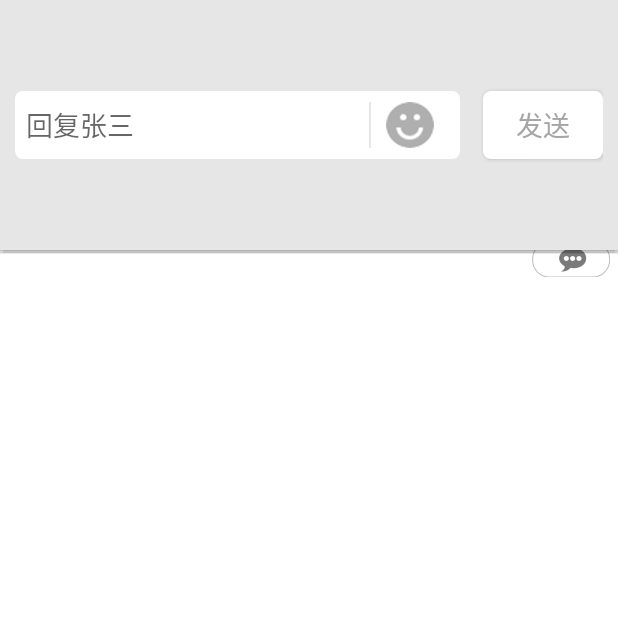
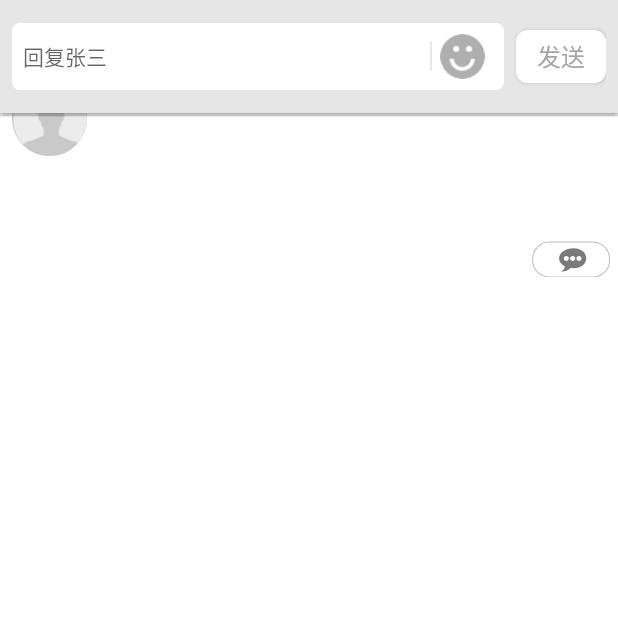
Before and after one commit to TomAndJeremy/GoldMetal, an Android app: the MessageDetailActivity screen opened directly, with no data from a screen before it, after a tap on an icon or button, on a phone screen of 412 x 824 dp, the top half of it. Run offline under Robolectric (Android 15) with nearby library versions, the phone set to English and light mode, and no system bars; our stand-ins replace CircleImageView; libraries missing offline, so code that uses them is left out: com.lidroid.xutils, com.nostra13.universalimageloader; pictures from the network do not load; 6 statements that could not run were skipped.

Commit message:
界面微调

```diff
--- a/app/src/main/java/com/juttec/goldmetal/adapter/PersonDynamicAdapter.java
+++ b/app/src/main/java/com/juttec/goldmetal/adapter/PersonDynamicAdapter.java
@@ -297,7 +297,8 @@ public class PersonDynamicAdapter extends BaseAdapter{
 
         LinearLayout.LayoutParams lp = new LinearLayout.LayoutParams(
                 LinearLayout.LayoutParams.WRAP_CONTENT, LinearLayout.LayoutParams.WRAP_CONTENT);
-        for (int i = 0; i < supportInfoBeans.size(); i++) {
+
+        for (int i = 0; i < (supportInfoBeans.size()>10?10:supportInfoBeans.size()); i++) {
             TextView tv = new TextView(mContext);
             tv.setTextColor(Color.rgb(48, 52, 136));
             tv.setLayoutParams(lp);
@@ -311,7 +312,12 @@ public class PersonDynamicAdapter extends BaseAdapter{
             }
 
             if (i == supportInfoBeans.size() - 1){
-                tv.setText(name);//最后一个不加“、”号
+                if(supportInfoBeans.size()>10){
+                    tv.setText(name+"等"+supportInfoBeans.size()+"人");
+                }else{
+                    tv.setText(name);//最后一个不加“、”号
+                }
+
             } else{
                 tv.setText(name + "、");
             }
@@ -320,7 +326,7 @@ public class PersonDynamicAdapter extends BaseAdapter{
             viewRoot.setVisibility(View.VISIBLE);
 
             //判断是否在个人主页  并且是否点击的本人  若是本人则不跳转
-            if(currentUserId!=null&&id.equals(app.getUserInfoBean().getUserId())){
+            if(currentUserId!=null&&id.equals(currentUserId)){
             }else {
                 clickName(tv, id, name);
             }
--- a/app/src/main/java/com/juttec/goldmetal/dialog/ReplyPopupWindow.java
+++ b/app/src/main/java/com/juttec/goldmetal/dialog/ReplyPopupWindow.java
@@ -47,7 +47,7 @@ public class ReplyPopupWindow {
        View contentview = LayoutInflater.from(mContext).inflate(R.layout.commonality_comments, null);
         contentview.setFocusable(true); // 这个很重要
         contentview.setFocusableInTouchMode(true);
-        popupWindow = new PopupWindow(contentview, LinearLayout.LayoutParams.MATCH_PARENT, 250);
+        popupWindow = new PopupWindow(contentview, LinearLayout.LayoutParams.MATCH_PARENT, LinearLayout.LayoutParams.WRAP_CONTENT);
         popupWindow.setFocusable(true);
         popupWindow.setOutsideTouchable(false);
         popupWindow.setBackgroundDrawable(new ColorDrawable(0x00000000));
--- /dev/null
+++ b/app/src/main/res/drawable/btn_comment_selector.xml
@@ -0,0 +1,16 @@
+<?xml version="1.0" encoding="utf-8"?>
+<selector xmlns:android="http://schemas.android.com/apk/res/android">
+
+    <item android:drawable="@drawable/btn_background" android:state_pressed="true"></item>
+
+
+    <item >
+        <shape >
+            <solid android:color="@color/white"></solid>
+            <corners android:radius="8dp"></corners>
+
+
+        </shape>
+
+    </item>
+</selector>
--- a/app/src/main/res/drawable/btn_pressed.xml
+++ b/app/src/main/res/drawable/btn_pressed.xml
@@ -1,6 +1,7 @@
 <?xml version="1.0" encoding="utf-8"?>
 <shape xmlns:android="http://schemas.android.com/apk/res/android">
     <solid android:color="#C4C4C4"></solid>
-    <corners android:radius="10dp"></corners>
+    <corners android:radius="8dp"></corners>
+
 
 </shape>
--- a/app/src/main/res/layout/activity_publish_topic.xml
+++ b/app/src/main/res/layout/activity_publish_topic.xml
@@ -47,8 +47,8 @@
 
     <Button
         android:id="@+id/publis_topic_bt_push"
-        android:layout_width="wrap_content"
-        android:layout_height="wrap_content"
+        android:layout_width="80dp"
+        android:layout_height="40dp"
         android:layout_alignParentRight="true"
         android:layout_below="@id/publis_topic_et"
         android:layout_marginLeft="@dimen/activity_horizontal_margin"
--- a/app/src/main/res/layout/comment_item.xml
+++ b/app/src/main/res/layout/comment_item.xml
@@ -10,7 +10,7 @@
         android:id="@+id/ll_comment"
         android:layout_width="match_parent"
         android:layout_height="wrap_content"
-        android:background="@color/white"
+        android:background="@drawable/comment_click_background"
         android:orientation="horizontal"
         >
 
--- a/app/src/main/res/layout/commonality_comments.xml
+++ b/app/src/main/res/layout/commonality_comments.xml
@@ -1,17 +1,19 @@
 <?xml version="1.0" encoding="utf-8"?>
 <LinearLayout xmlns:android="http://schemas.android.com/apk/res/android"
     android:layout_width="match_parent"
-    android:layout_height="70dp"
+    android:layout_height="wrap_content"
     android:background="@color/feedback_linear_gray"
-    android:gravity="center"
+    android:gravity="center_vertical"
     android:orientation="horizontal"
-    android:paddingLeft="10dp"
-    android:paddingRight="10dp"
+    android:paddingLeft="8dp"
+    android:paddingRight="8dp"
+    android:paddingTop="15dp"
+    android:paddingBottom="15dp"
     >
 
     <LinearLayout
         android:layout_width="0dp"
-        android:layout_height="45dp"
+        android:layout_height="wrap_content"
         android:layout_weight="1"
         android:background="@drawable/edit_feedback"
         android:gravity="center_vertical"
@@ -21,33 +23,35 @@
         <EditText
             android:id="@+id/comment_et_reply"
             android:layout_width="0dp"
-            android:layout_height="45dp"
+            android:layout_height="wrap_content"
+            android:maxLines="3"
             android:layout_weight="1"
             android:background="@null"
-            android:hint="回复张三" />
+            android:hint="回复张三"
+            android:textSize="@dimen/small_size"/>
 
         <TextView
             android:layout_width="1dp"
-            android:layout_height="match_parent"
+            android:layout_height="20dp"
             android:background="@color/feedback_linear_gray" />
 
         <ImageButton
             android:id="@+id/comment_ib_emoji"
-            android:layout_width="wrap_content"
-            android:layout_height="wrap_content"
-            android:layout_marginLeft="10dp"
-            android:layout_marginRight="10dp"
+            android:layout_width="30dp"
+            android:layout_height="30dp"
+            android:layout_marginLeft="5dp"
+            android:layout_marginRight="5dp"
             android:background="@mipmap/content_moment_icon_expression" />
     </LinearLayout>
 
 
     <Button
         android:id="@+id/btn_send"
-        android:layout_width="80dp"
-        android:layout_height="45dp"
-        android:layout_marginLeft="15dp"
-        android:background="@drawable/edit_feedback"
+        android:layout_width="60dp"
+        android:layout_height="35dp"
+        android:layout_marginLeft="8dp"
+        android:background="@drawable/btn_comment_selector"
         android:text="发送"
         android:textColor="#A5A5A5"
-        android:textSize="18sp" />
+        android:textSize="@dimen/normal_size" />
 </LinearLayout>
--- a/app/src/main/res/layout/reply_item.xml
+++ b/app/src/main/res/layout/reply_item.xml
@@ -2,7 +2,7 @@
 <LinearLayout xmlns:android="http://schemas.android.com/apk/res/android"
     android:layout_width="match_parent"
     android:layout_height="wrap_content"
-    android:background="@color/white"
+    android:background="@drawable/comment_click_background"
     android:orientation="horizontal"
     android:layout_marginTop="5dp">
 
```
